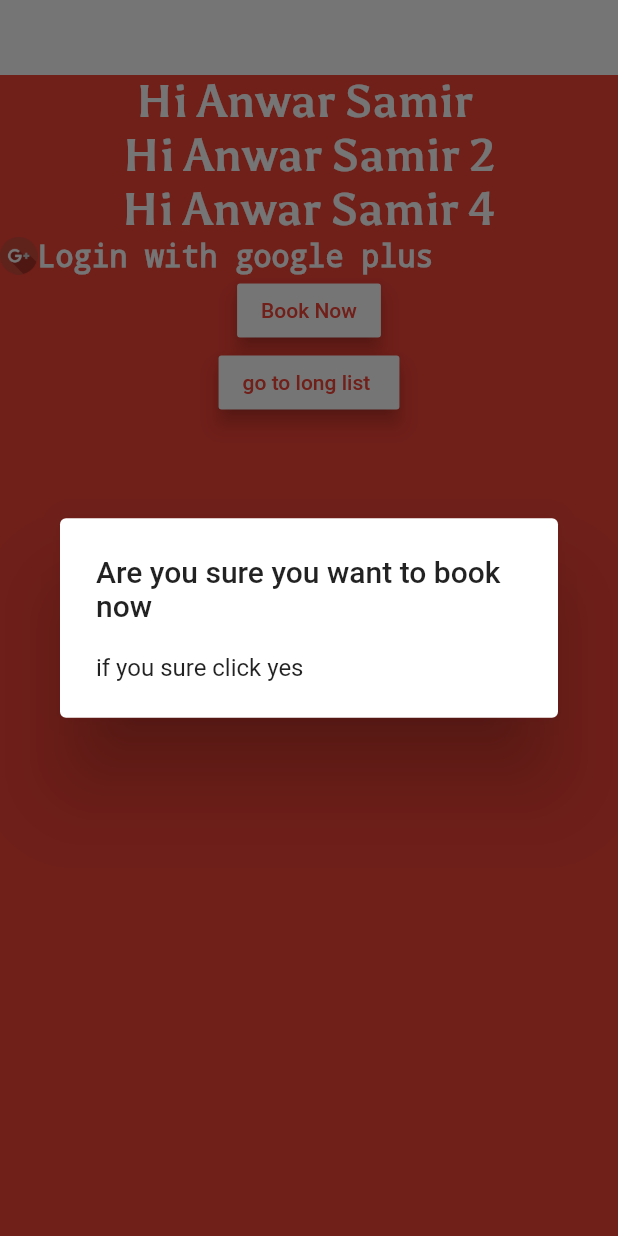
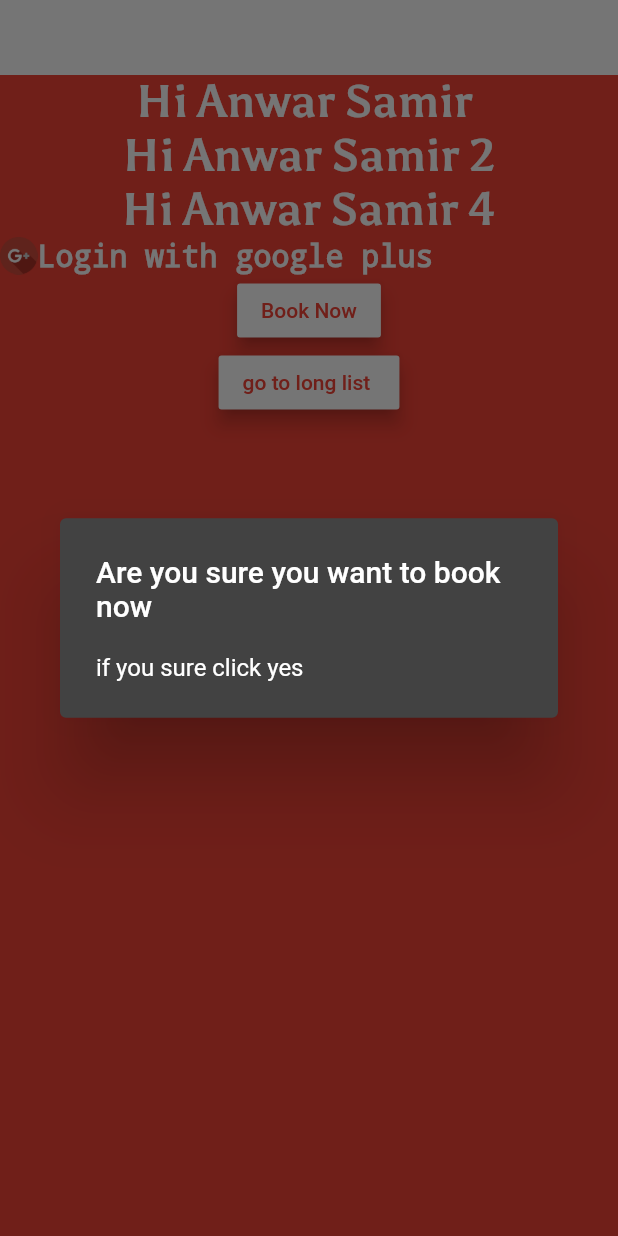
Before and after one commit to AnwarSamir/flutterApp, a Flutter app: the screen it shows after launch, after a tap on "Book Now", on a phone screen of 412 x 824 dp. Run offline on Flutter 3.47's test engine with Material 2 defaults, Android fonts, the phone set to English and light mode, and no system bars.

```diff
--- a/lib/main.dart
+++ b/lib/main.dart
@@ -14,6 +14,10 @@ class myFlutterApp extends StatelessWidget {
         title: "Asi",
         debugShowCheckedModeBanner: false,
         home: home(),
+        theme:ThemeData(
+          brightness: Brightness.dark,
+          primaryColor: Colors.redAccent
+        )
 
     );
   }
```
Also changed, not shown: lib/app_screens/LoginFormScreen.dart (added, +11 -0 lines), lib/buttons/LoginButton.dart (added, +34 -0 lines).
